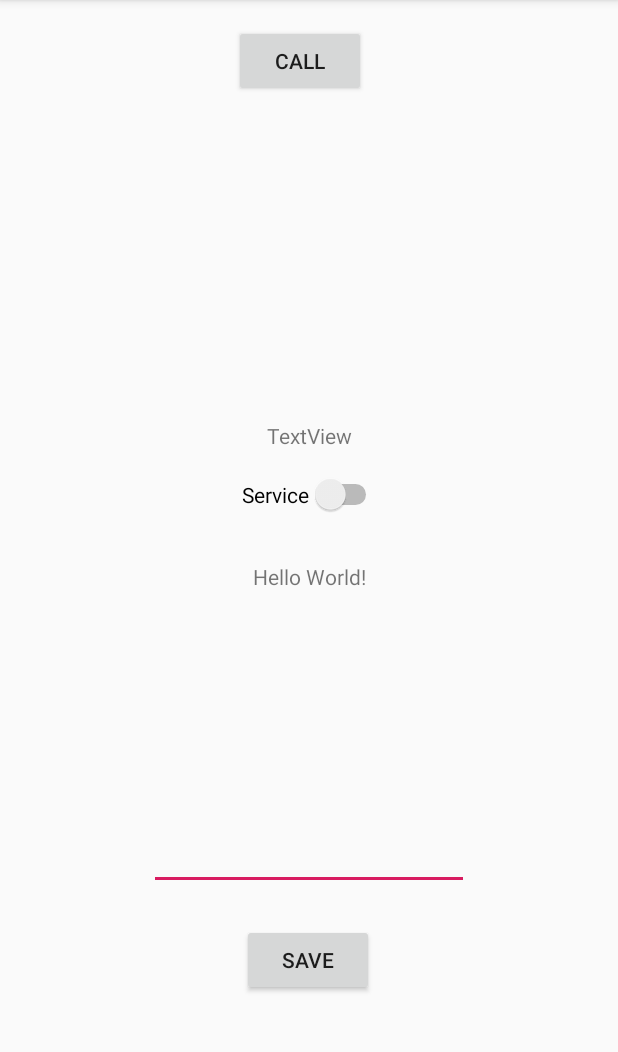
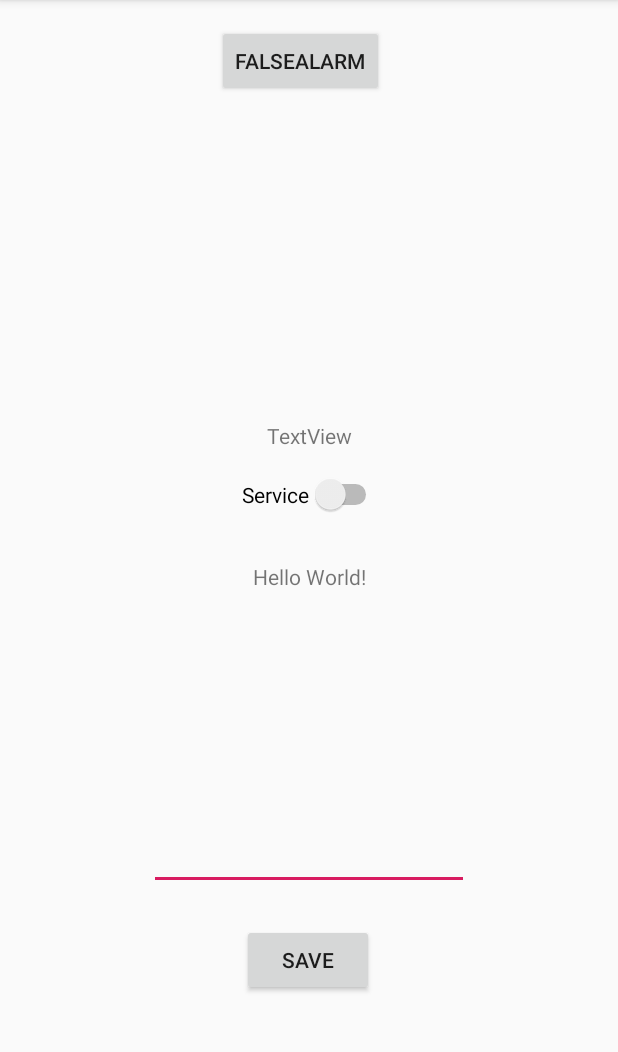
Before and after one commit to tomh12player/FallDetector, an Android app: the screen it shows after launch (MainActivity), on a phone screen of 412 x 824 dp, the part 84-1136 px from its top. Run offline under Robolectric (Android 15) with nearby library versions, the phone set to English and light mode, and no system bars.

Commit message:
openning on fall after 10 secs

```diff
--- a/app/src/main/java/com/example/falldetector/AccelerometerService.java
+++ b/app/src/main/java/com/example/falldetector/AccelerometerService.java
@@ -76,6 +76,9 @@ public class AccelerometerService extends Service implements SensorEventListener
         final Handler handler = new Handler();
         int delay = 1000; //milliseconds
 
+        final Intent resultIntent = new Intent(this , MainActivity.class);
+        resultIntent.addFlags(Intent.FLAG_ACTIVITY_NEW_TASK);
+
         handler.postDelayed(new Runnable(){
             public void run(){
                 //do something
@@ -86,6 +89,7 @@ public class AccelerometerService extends Service implements SensorEventListener
                 if(test.equals("Fall") && fell == false){
                     fell = true;
                     helper.createNotification("Did you fall", "" + test);
+                    startActivity(resultIntent);
                     new CountDownTimer(10000, 3000) {
 
                         public void onTick(long millisUntilFinished) {
--- a/app/src/main/res/layout/activity_main.xml
+++ b/app/src/main/res/layout/activity_main.xml
@@ -69,7 +69,7 @@
         android:id="@+id/button2"
         android:layout_width="wrap_content"
         android:layout_height="wrap_content"
-        android:text="Call"
+        android:text="FalseAlarm"
         app:layout_constraintBottom_toBottomOf="parent"
         app:layout_constraintEnd_toEndOf="parent"
         app:layout_constraintHorizontal_bias="0.482"
```
Also changed, not shown: app/src/main/AndroidManifest.xml (+5 -2 lines).
